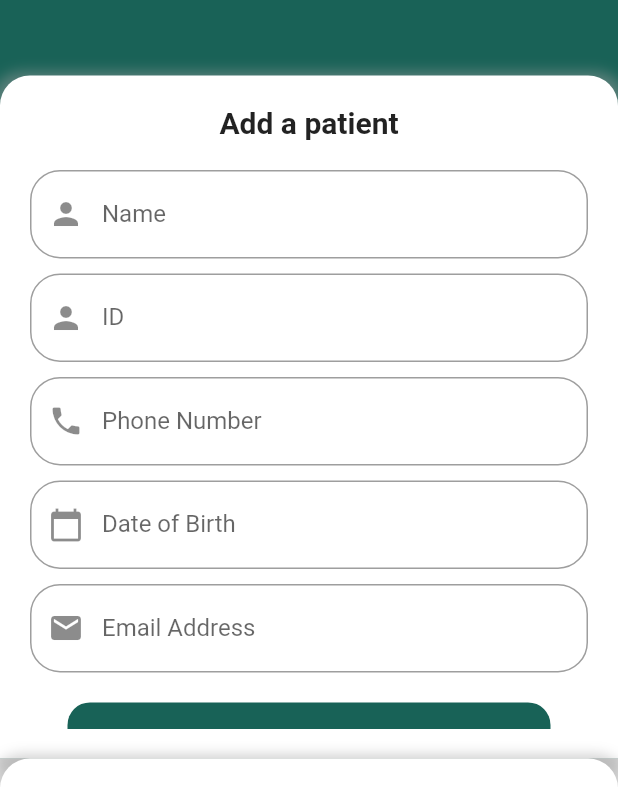
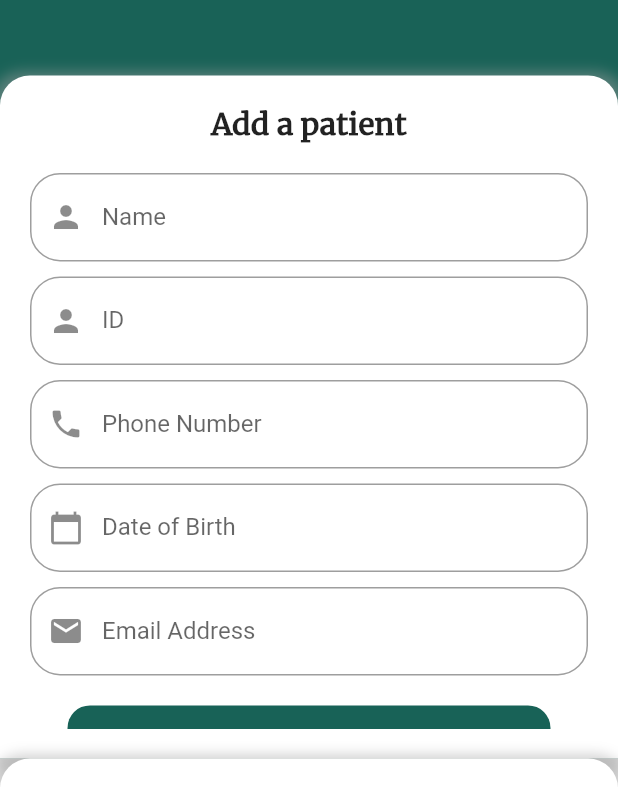
Before and after one commit to LamaAlmuayli/2023-GP-14, a Flutter app: the PatientPage screen opened by its route, after a tap on the "add" icon, on a phone screen of 412 x 824 dp. Shown: the part 380-1167 px from the top of the screen. Run offline on Flutter 3.47's test engine with Material 2 defaults, Android fonts, the phone set to English and light mode, and no system bars; our stand-ins replace cloud_firestore, email_validator, firebase_auth, firebase_core, quickalert; accounts and stored records are empty.

Commit message:
siham changes

```diff
--- a/lib/AddPatient.dart
+++ b/lib/AddPatient.dart
@@ -127,6 +127,7 @@ class _AddPatientState extends State<AddPatient> {
                             style: TextStyle(
                               fontSize: 20,
                               fontWeight: FontWeight.bold,
+                              fontFamily: 'Merriweather',
                             ),
                           ),
                         ),
--- a/lib/homePage.dart
+++ b/lib/homePage.dart
@@ -11,10 +11,10 @@ class homePage extends StatelessWidget {
   @override
   Widget build(BuildContext context) {
     return Scaffold(
-      appBar: AppBar(
-        title: Text('Home Page'),
-        backgroundColor: Color(0xFF186257),
-      ),
+      // appBar: AppBar(
+      //   title: Text('Home Page'),
+      //   backgroundColor: Color(0xFF186257),
+      // ),
       body: Padding(
         padding: const EdgeInsets.all(16.0),
         child: Column(
@@ -43,6 +43,7 @@ class homePage extends StatelessWidget {
                 fontSize: 28,
                 fontWeight: FontWeight.bold,
                 color: Colors.black,
+                fontFamily: 'Merriweather',
               ),
             ),
             SizedBox(height: 16),
@@ -67,6 +68,7 @@ class homePage extends StatelessWidget {
                 fontSize: 22,
                 fontWeight: FontWeight.bold,
                 color: Color(0xFF186257),
+                fontFamily: 'Merriweather',
               ),
             ),
             SizedBox(height: 5),
@@ -135,6 +137,7 @@ class homePage extends StatelessWidget {
                     fontSize: 22,
                     fontWeight: FontWeight.bold,
                     color: Color(0xFF186257),
+                    fontFamily: 'Merriweather',
                   ),
                 ),
                 PopupMenuButton<String>(
@@ -215,6 +218,7 @@ class homePage extends StatelessWidget {
                                           fontSize: 25,
                                           color: Colors.black,
                                           fontWeight: FontWeight.bold,
+                                          fontFamily: 'Merriweather',
                                         ),
                                       ),
                                       SizedBox(height: 5),
--- a/lib/main.dart
+++ b/lib/main.dart
@@ -15,6 +15,7 @@ import 'package:flutter_application_1/splash_Page.dart';
 void main() async {
   WidgetsFlutterBinding.ensureInitialized();
   await Firebase.initializeApp(
+    name:"TheraSense",
       options: FirebaseOptions(
     apiKey: "AIzaSyAyaW86iJF-2Zh0n0aukpgzK7Z9ff5jaPs",
     appId: "Y1:621591419878:android:401900529264c1499c1427",
--- a/lib/patientPage.dart
+++ b/lib/patientPage.dart
@@ -41,9 +41,9 @@ class PatientPage extends StatelessWidget {
           double boxWidth = MediaQuery.of(context).size.width - 50.0;
 
           return Scaffold(
-            appBar: AppBar(
-              title: Text('Patient Page'),
-            ),
+            // appBar: AppBar(
+            //   title: Text('Patient Page'),
+            // ),
             body: Padding(
               padding: EdgeInsets.only(left: 25.0),
               child: Column(
--- a/lib/signup_form.dart
+++ b/lib/signup_form.dart
@@ -167,7 +167,7 @@ class _SignUpState extends State<SignUpForm> {
                         child: Text(
                           'Sign up for an account',
                           style: TextStyle(
-                            //fontFamily: ,
+                           fontFamily: 'Merriweather',
                             fontSize: 20,
                             fontWeight: FontWeight.bold,
                           ),
@@ -344,7 +344,8 @@ class _SignUpState extends State<SignUpForm> {
                               child: Text(
                                 'Sign Up',
                                 style: TextStyle(
-                                  color: Colors.white, // White text color
+                                  color: Colors.white,
+                                   fontFamily: 'Merriweather',// White text color
                                 ),
                               ),
                             ),
```
